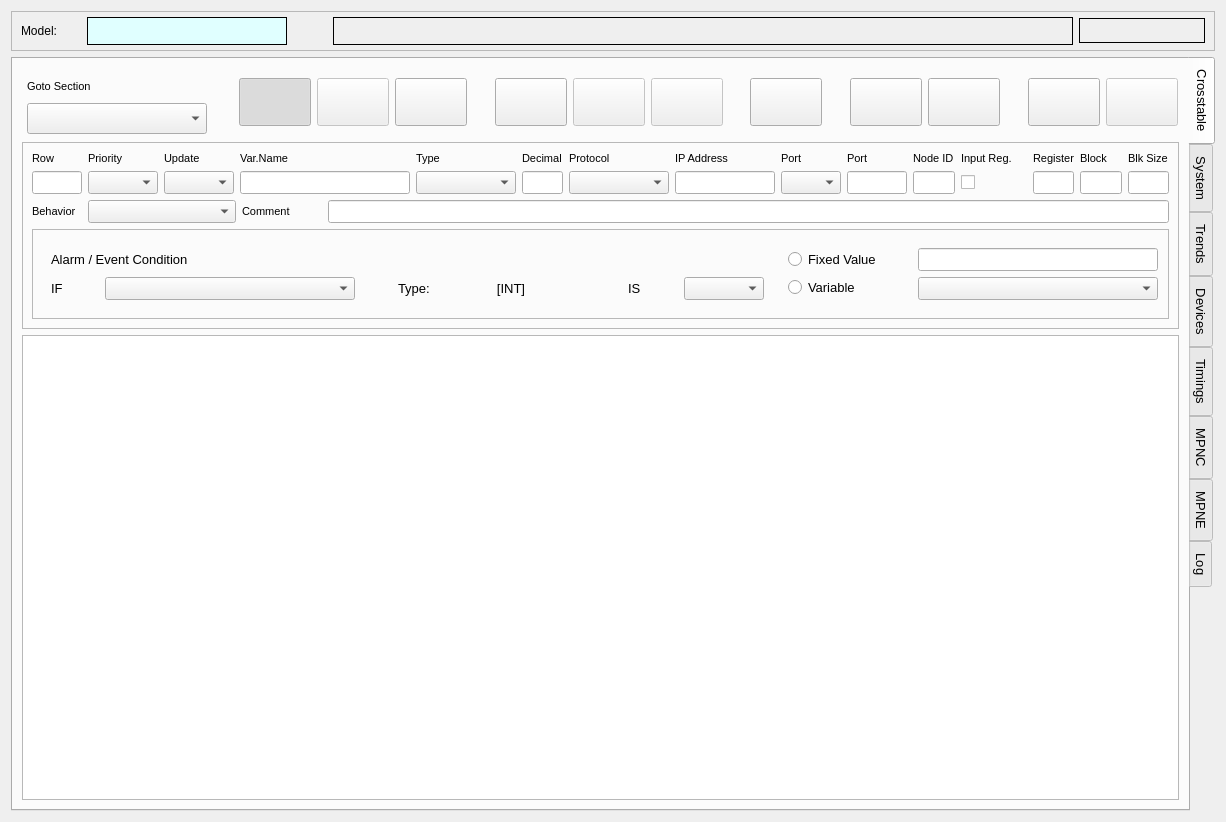
First picture: the form in cte/ctedit.ui, repository MECTsrl/mect_plugins, before the edit.
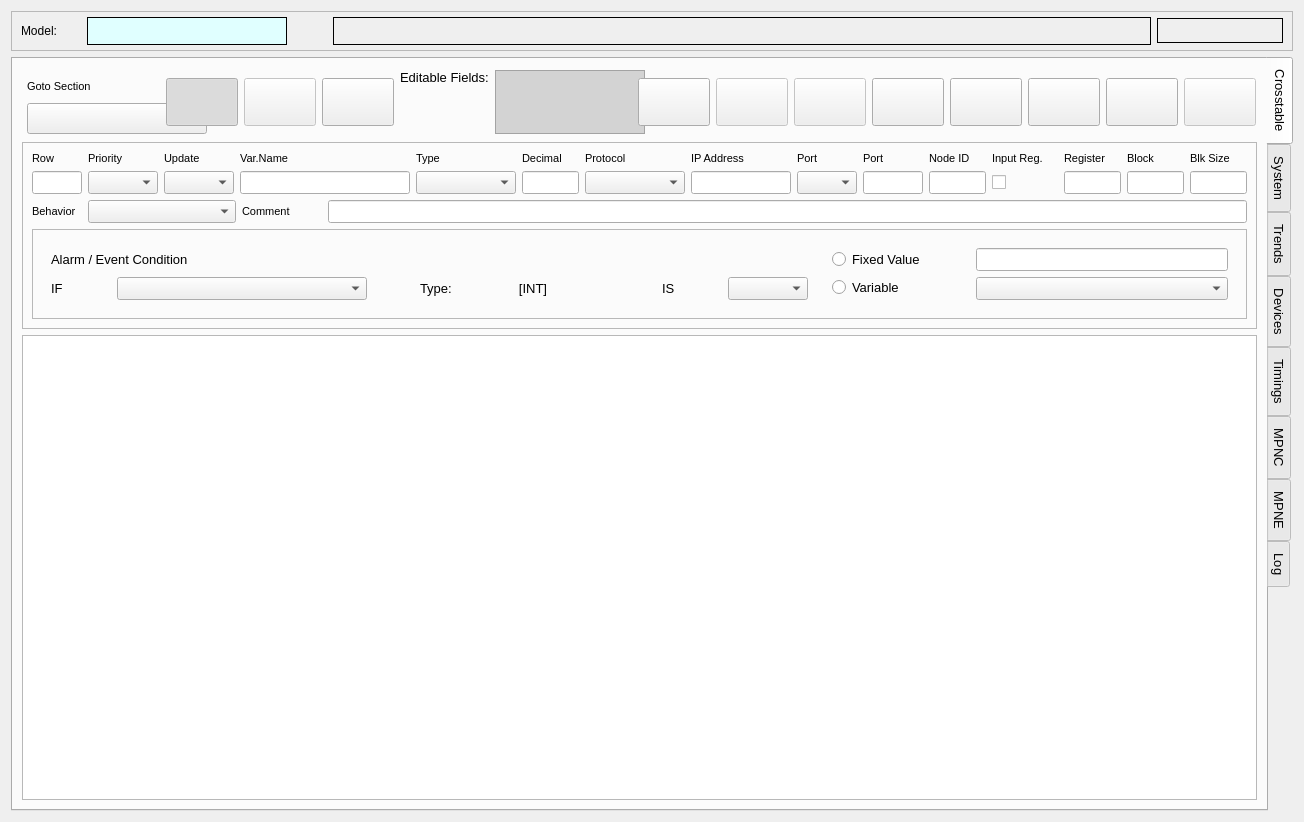
Second picture: the form after the edit. Icons and pictures are not drawn.

```diff
--- a/cte/ctedit.ui
+++ b/cte/ctedit.ui
@@ -6,7 +6,7 @@
    <rect>
     <x>0</x>
     <y>0</y>
-    <width>1226</width>
+    <width>1304</width>
     <height>822</height>
    </rect>
   </property>
@@ -517,6 +517,51 @@
               </property>
              </widget>
             </item>
+            <item>
+             <widget class="QLabel" name="lblEditableFields">
+              <property name="enabled">
+               <bool>true</bool>
+              </property>
+              <property name="text">
+               <string notr="true">Editable Fields:</string>
+              </property>
+              <property name="alignment">
+               <set>Qt::AlignLeading|Qt::AlignLeft|Qt::AlignTop</set>
+              </property>
+             </widget>
+            </item>
+            <item>
+             <widget class="QListWidget" name="lstEditableFields">
+              <property name="minimumSize">
+               <size>
+                <width>150</width>
+                <height>0</height>
+               </size>
+              </property>
+              <property name="toolTip">
+               <string>Select Multiline Edit editable fields</string>
+              </property>
+              <property name="styleSheet">
+               <string notr="true">QListWidget {background: lightgray;
+	selection-color: yellow;
+	selection-background-color: darkblue
+}
+</string>
+              </property>
+              <property name="editTriggers">
+               <set>QAbstractItemView::NoEditTriggers</set>
+              </property>
+              <property name="showDropIndicator" stdset="0">
+               <bool>false</bool>
+              </property>
+              <property name="alternatingRowColors">
+               <bool>false</bool>
+              </property>
+              <property name="selectionMode">
+               <enum>QAbstractItemView::ExtendedSelection</enum>
+              </property>
+             </widget>
+            </item>
             <item>
              <spacer name="horizontalSpacer_9">
               <property name="orientation">
```
